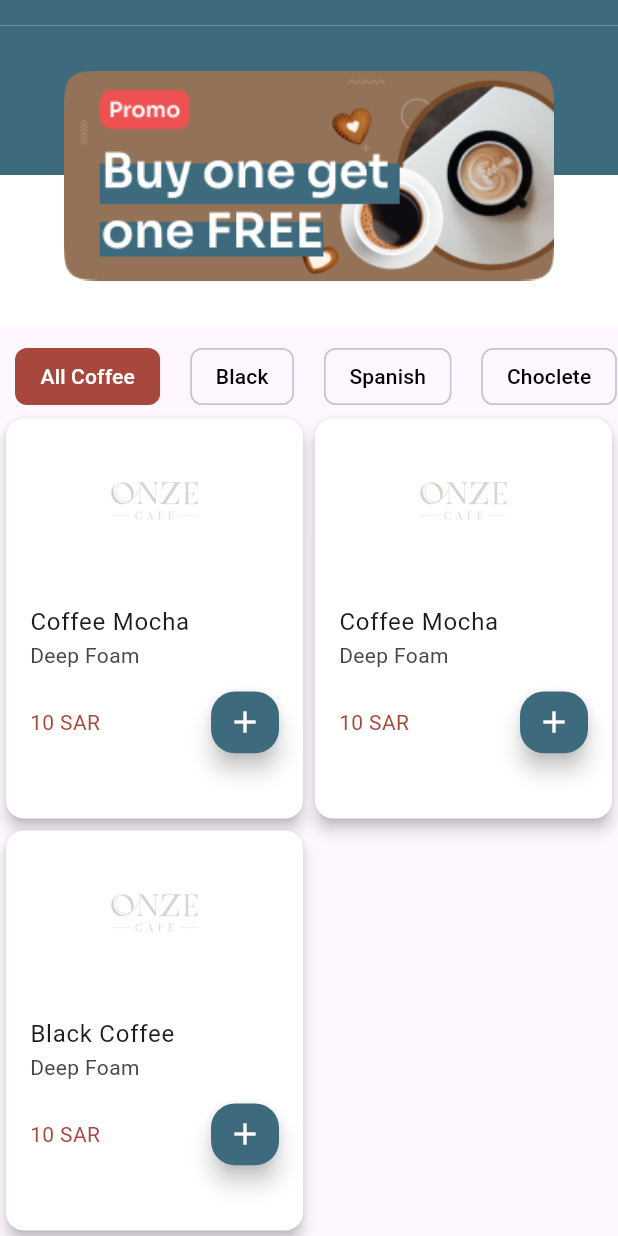
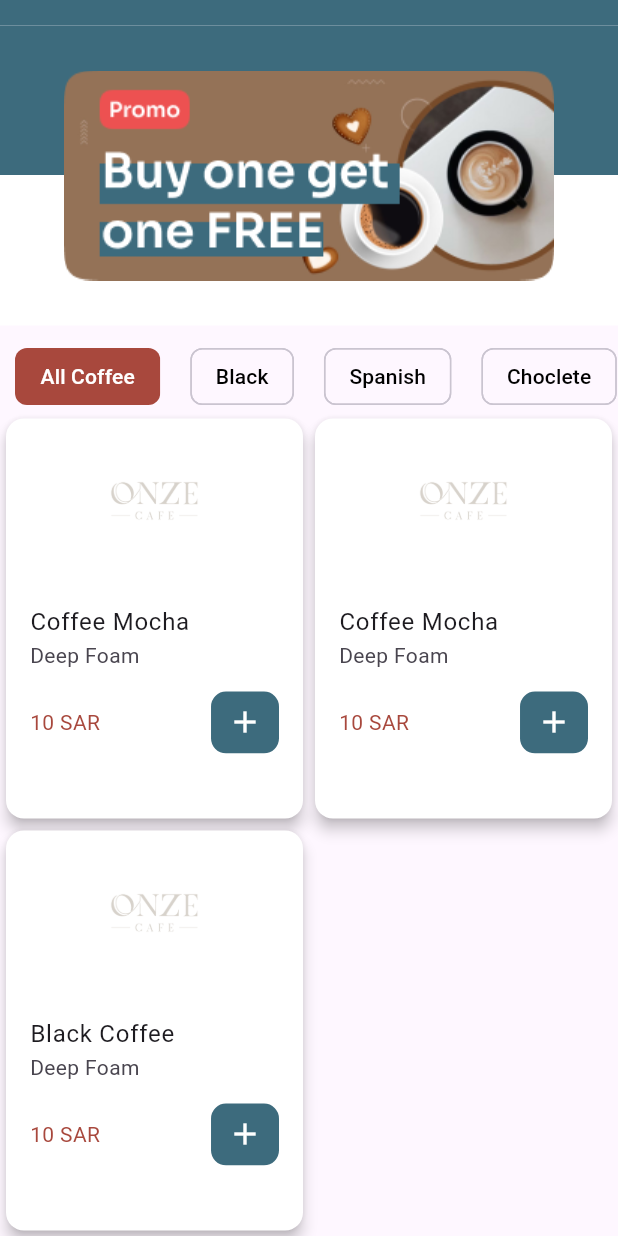
Before and after one commit to trt14/onze_coffee_app, a Flutter app: the screen it shows after launch, scrolled down 395 dp, on a phone screen of 412 x 824 dp. Run offline on Flutter 3.47's test engine with Material 3 defaults, Android fonts, the phone set to English and light mode, and no system bars.

Commit message:
Design: fix  button issue in product

```diff
--- a/lib/widget/comment/product_view.dart
+++ b/lib/widget/comment/product_view.dart
@@ -54,10 +54,19 @@ class ProductView extends StatelessWidget {
                     SizedBox(
                       height: context.getHeight(value: .05),
                       width: context.getWidth(value: .11),
-                      child: FloatingActionButton(
+                      child: IconButton.filled(
+                        style: ButtonStyle(
+                            shape:
+                                WidgetStateProperty.all<RoundedRectangleBorder>(
+                              RoundedRectangleBorder(
+                                borderRadius: BorderRadius.circular(
+                                    10), // Change the radius as needed
+                              ),
+                            ),
+                            backgroundColor:
+                                WidgetStateProperty.all(AppColor.primary)),
                         onPressed: onPressed,
-                        backgroundColor: AppColor.primary,
-                        child: const Icon(
+                        icon: const Icon(
                           Icons.add,
                           color: AppColor.white,
                         ),
--- a/pubspec.yaml
+++ b/pubspec.yaml
@@ -20,4 +20,5 @@ flutter:
     - assets/
     - assets/logo/
     - assets/banner/
+    - assets/product/
   uses-material-design: true
```
Also changed, not shown: lib/screen/shared/product_details_screen.dart (+22 -1 lines), lib/screen/user/user_home_screen.dart (+9 -1 lines), assets/product/image.png (added).
